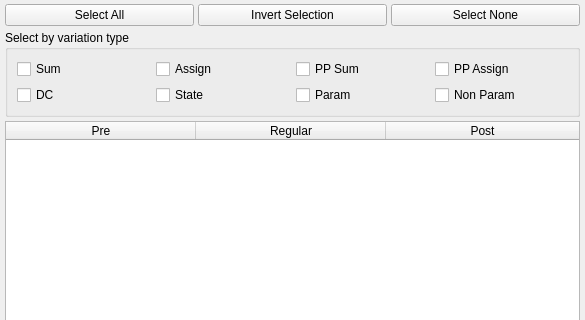
The window that Source/Fractorium/VariationsDialog.ui (typpos/fractorium) describes before a commit, drawn with Qt 5; both pictures show x 0 to 585 and y 0 to 320 of the 585 by 517 pixel window.
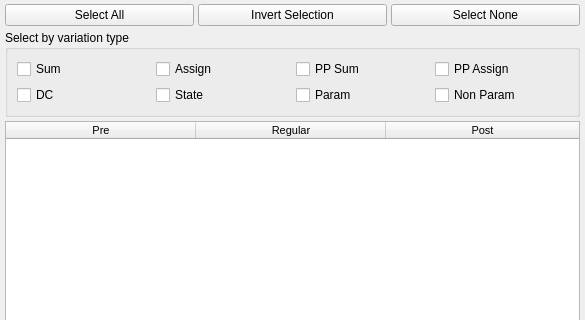
The same window after the commit.

Commit message: 06/04/2017 --User changes  -Make all fonts be MS Shell Dlg 2. This will require reloading dark.qss if users are already using it.  -Limit size of the left side of the palette editor.  -Disable create from image buttons in the palette editor when working on a fixed palette.

```diff
--- a/Source/Fractorium/VariationsDialog.ui
+++ b/Source/Fractorium/VariationsDialog.ui
@@ -41,6 +41,12 @@
    </item>
    <item row="3" column="0">
     <widget class="QTableWidget" name="VariationsTable">
+     <property name="font">
+      <font>
+       <family>MS Shell Dlg 2</family>
+       <pointsize>8</pointsize>
+      </font>
+     </property>
      <property name="mouseTracking">
       <bool>false</bool>
      </property>
```
The commit also changes 16 other files.
